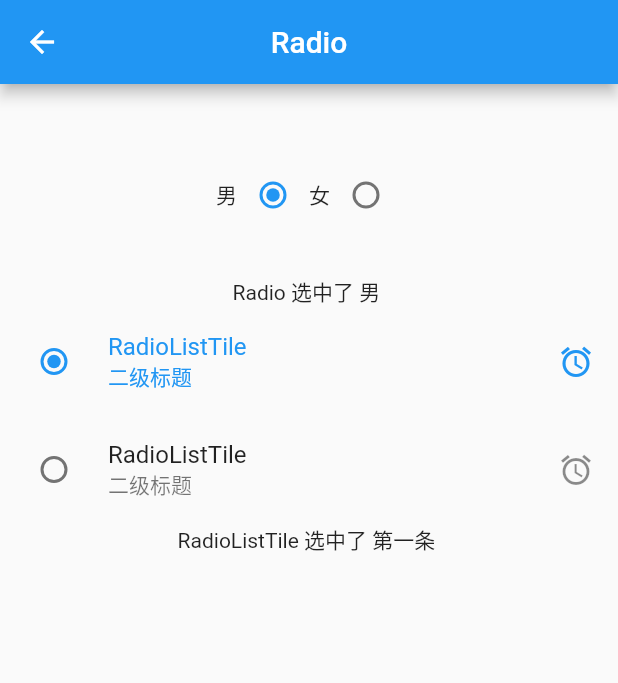
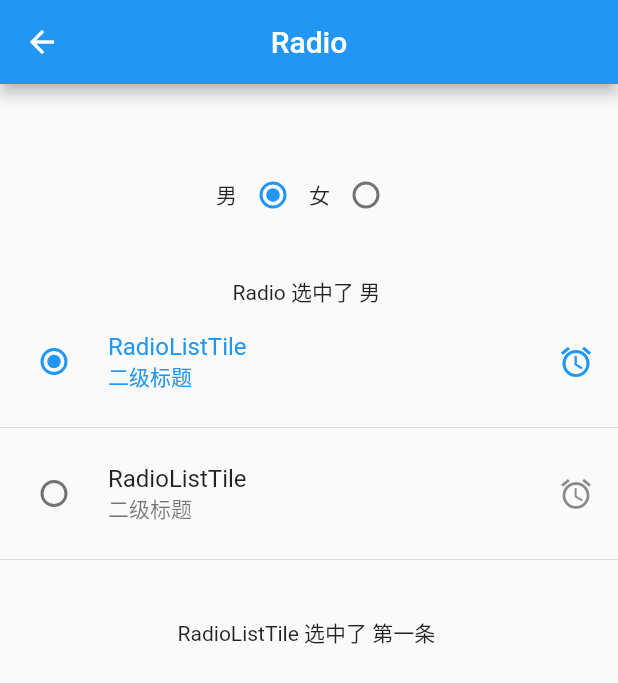
Before and after one commit to Preterit/flutter_first, a Flutter app: the RadioPage screen opened directly, on a phone screen of 412 x 824 dp. Shown: the top 683 px of the screen. Run offline on Flutter 3.47's test engine with Material 2 defaults, Android fonts, the phone set to English and light mode, and no system bars; network calls fail.

Commit message:
表单：CheckBox 组件使用选中高亮优化。 表单：Radio RadioListTile 组件使用。

```diff
--- a/lib/tabs/pages/form/FormPage/RadioPage.dart
+++ b/lib/tabs/pages/form/FormPage/RadioPage.dart
@@ -51,6 +51,7 @@ class _RadioPageState extends State<RadioPage> {
             selected: this.sex == 1,
             secondary: Icon(Icons.access_alarms),
           ),
+          Divider(),
           RadioListTile(
             value: 2,
             groupValue: this.sex,
@@ -60,6 +61,8 @@ class _RadioPageState extends State<RadioPage> {
             selected: this.sex == 2,
             secondary: Icon(Icons.access_alarms),
           ),
+          Divider(),
+          SizedBox(height: 30.0),
           new Row(
             mainAxisAlignment: MainAxisAlignment.center,
             children: <Widget>[Text("RadioListTile 选中了 ${this.sex == 1 ? '第一条' : '第二条'} ")],
```
